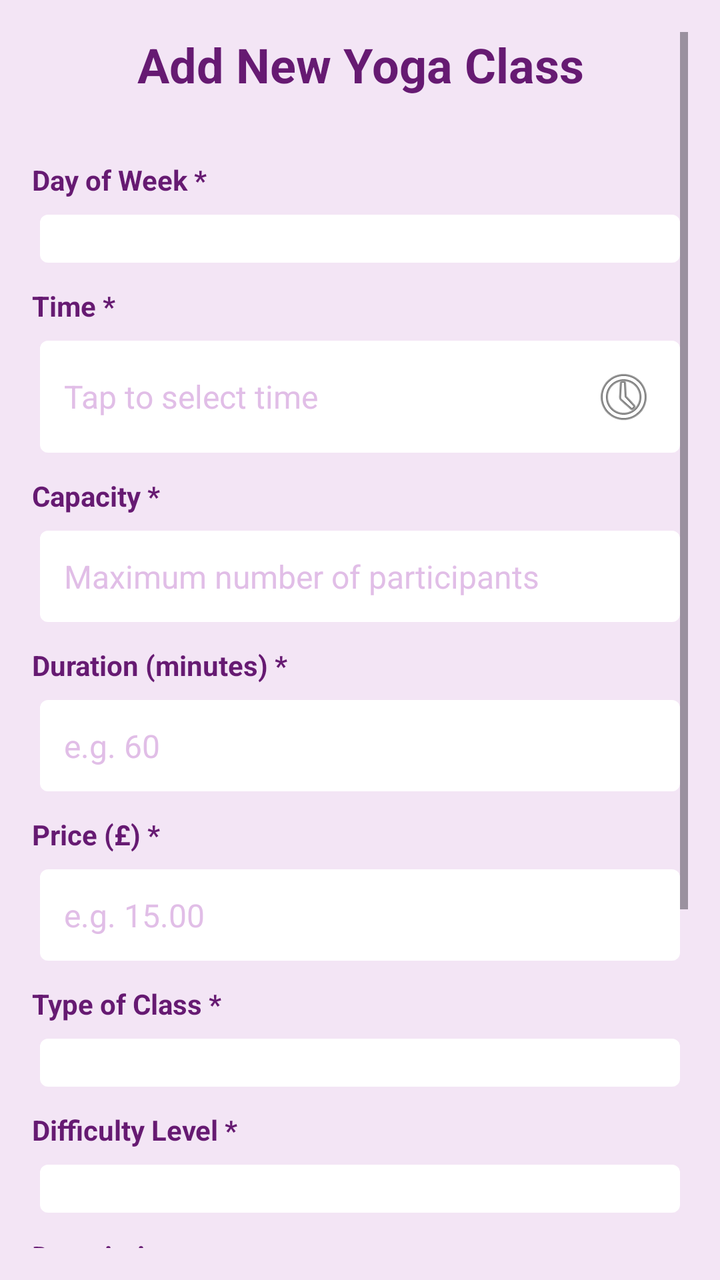
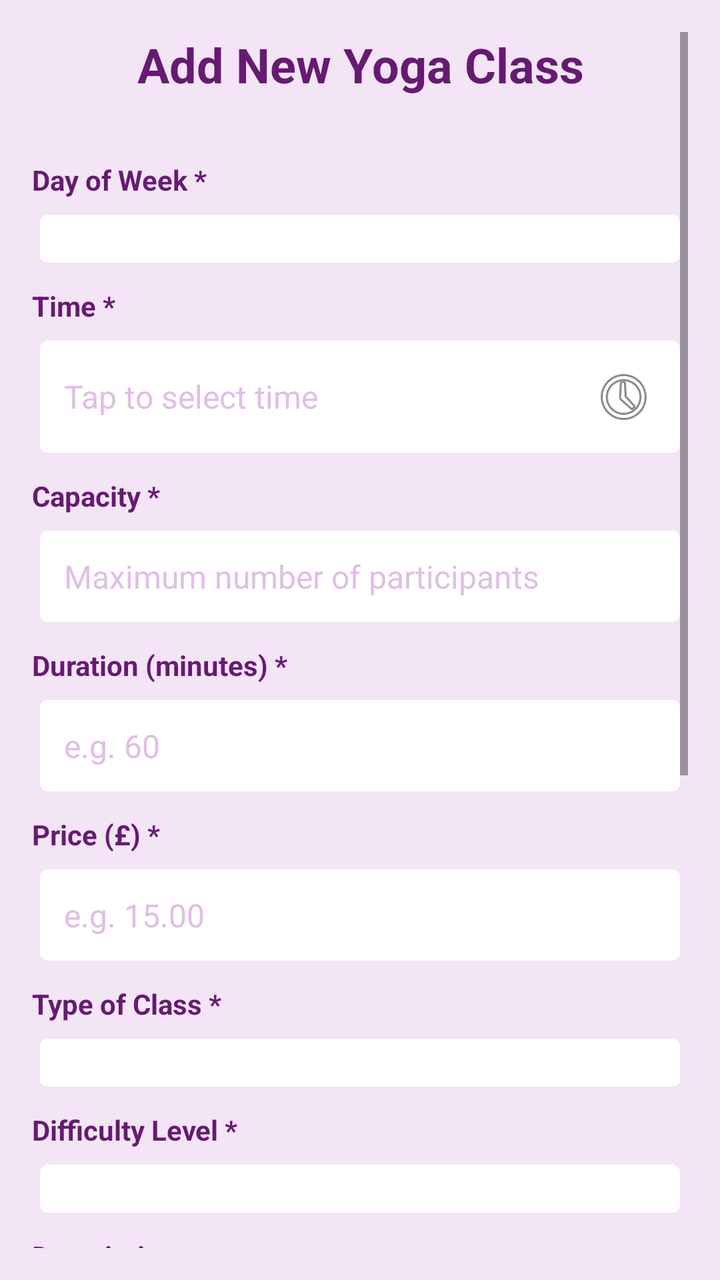

Before-and-after screenshots of an Android layout around one commit, followed by the original layout XML and the change that was made.
<!-- AndroidManifest.xml: application theme Theme.Yogaadminapp -->
<!-- res/layout/activity_add_yoga_class.xml -->
<?xml version="1.0" encoding="utf-8"?>
<ScrollView xmlns:android="http://schemas.android.com/apk/res/android"
    android:layout_width="match_parent"
    android:layout_height="match_parent"
    android:background="@color/light_purple"
    android:padding="16dp">

    <LinearLayout
        android:layout_width="match_parent"
        android:layout_height="wrap_content"
        android:orientation="vertical">

        
        <TextView
            android:layout_width="match_parent"
            android:layout_height="wrap_content"
            android:layout_marginBottom="24dp"
            android:gravity="center"
            android:text="Add New Yoga Class"
            android:textColor="@color/dark_purple"
            android:textSize="24sp"
            android:textStyle="bold" />

        
        <TextView
            style="@style/LabelStyle"
            android:layout_width="wrap_content"
            android:layout_height="wrap_content"
            android:text="Day of Week *" />

        <Spinner
            android:id="@+id/spinner_day_of_week"
            style="@style/SpinnerStyle"
            android:layout_width="match_parent"
            android:layout_height="wrap_content" />

        
        <TextView
            style="@style/LabelStyle"
            android:layout_width="wrap_content"
            android:layout_height="wrap_content"
            android:text="Time *" />

        <EditText
            android:id="@+id/et_time"
            style="@style/InputFieldStyle"
            android:layout_width="match_parent"
            android:layout_height="wrap_content"
            android:hint="Tap to select time"
            android:inputType="none"
            android:focusable="false"
            android:clickable="true"
            android:drawableEnd="@android:drawable/ic_menu_recent_history" />

        
        <TextView
            style="@style/LabelStyle"
            android:layout_width="wrap_content"
            android:layout_height="wrap_content"
            android:text="Capacity *" />

        <EditText
            android:id="@+id/et_capacity"
            style="@style/InputFieldStyle"
            android:layout_width="match_parent"
            android:layout_height="wrap_content"
            android:hint="Maximum number of participants"
            android:inputType="number" />

        
        <TextView
            style="@style/LabelStyle"
            android:layout_width="wrap_content"
            android:layout_height="wrap_content"
            android:text="Duration (minutes) *" />

        <EditText
            android:id="@+id/et_duration"
            style="@style/InputFieldStyle"
            android:layout_width="match_parent"
            android:layout_height="wrap_content"
            android:hint="e.g. 60"
            android:inputType="number" />

        
        <TextView
            style="@style/LabelStyle"
            android:layout_width="wrap_content"
            android:layout_height="wrap_content"
            android:text="Price (£) *" />

        <EditText
            android:id="@+id/et_price"
            style="@style/InputFieldStyle"
            android:layout_width="match_parent"
            android:layout_height="wrap_content"
            android:hint="e.g. 15.00"
            android:inputType="numberDecimal" />

        
        <TextView
            style="@style/LabelStyle"
            android:layout_width="wrap_content"
            android:layout_height="wrap_content"
            android:text="Type of Class *" />

        <Spinner
            android:id="@+id/spinner_class_type"
            style="@style/SpinnerStyle"
            android:layout_width="match_parent"
            android:layout_height="wrap_content" />

        
        <TextView
            style="@style/LabelStyle"
            android:layout_width="wrap_content"
            android:layout_height="wrap_content"
            android:text="Difficulty Level *" />

        <Spinner
            android:id="@+id/spinner_difficulty"
            style="@style/SpinnerStyle"
            android:layout_width="match_parent"
            android:layout_height="wrap_content" />

        
        <TextView
            style="@style/LabelStyle"
            android:layout_width="wrap_content"
            android:layout_height="wrap_content"
            android:text="Description" />

        <EditText
            android:id="@+id/et_description"
            style="@style/InputFieldStyle"
            android:layout_width="match_parent"
            android:layout_height="120dp"
            android:gravity="top|start"
            android:hint="Additional details about the class (optional)"
            android:inputType="textMultiLine"
            android:maxLines="5" />

        
        <TextView
            android:layout_width="match_parent"
            android:layout_height="wrap_content"
            android:layout_marginTop="16dp"
            android:text="* Required fields"
            android:textColor="@color/warning_red"
            android:textSize="12sp"
            android:textStyle="italic" />

        
        <LinearLayout
            android:layout_width="match_parent"
            android:layout_height="wrap_content"
            android:layout_marginTop="24dp"
            android:orientation="horizontal">

            <Button
                android:id="@+id/btn_cancel"
                style="@style/ButtonStyle"
                android:layout_width="0dp"
                android:layout_height="wrap_content"
                android:layout_marginEnd="8dp"
                android:layout_weight="1"
                android:text="Cancel" />

            <Button
                android:id="@+id/btn_confirm"
                style="@style/ButtonStyle"
                android:layout_width="0dp"
                android:layout_height="wrap_content"
                android:layout_marginStart="8dp"
                android:layout_weight="1"
                android:text="Continue" />

        </LinearLayout>

    </LinearLayout>

</ScrollView>
<!-- resources referenced by this layout -->
<resources>
  <color name="dark_purple">#661a72</color>
  <color name="light_purple">#F3E5F5</color>
  <color name="warning_red">#F44336</color>
  <style name="ButtonStyle">
          <item name="android:background">@drawable/button_background</item>
          <item name="android:textColor">@color/dark_purple</item>
          <item name="android:textSize">16sp</item>
          <item name="android:padding">16dp</item>
          <item name="android:layout_margin">4dp</item>
          <item name="android:textAllCaps">false</item>
          <item name="android:elevation">0dp</item>
          <item name="android:translationZ">0dp</item>
          <item name="android:stateListAnimator">@null</item>
          <item name="backgroundTint">@null</item>
          <item name="android:backgroundTint">@null</item>
      </style>
  <style name="InputFieldStyle">
          <item name="android:background">@drawable/input_background</item>
          <item name="android:padding">12dp</item>
          <item name="android:textSize">16sp</item>
          <item name="android:textColor">@color/medium_purple</item>
          <item name="android:textColorHint">@color/light_purple_2</item>
          <item name="android:layout_margin">4dp</item>
      </style>
  <style name="LabelStyle">
          <item name="android:textColor">@color/dark_purple</item>
          <item name="android:textSize">14sp</item>
          <item name="android:textStyle">bold</item>
          <item name="android:layout_marginTop">8dp</item>
          <item name="android:layout_marginBottom">4dp</item>
      </style>
  <style name="SpinnerStyle" parent="InputFieldStyle">
          <item name="android:textColor">@color/medium_purple</item>
          <item name="android:textSize">16sp</item>
      </style>
  <style name="Theme.Yogaadminapp" parent="Base.Theme.Yogaadminapp" />
  <!-- drawable button_background (drawable) -->
  <?xml version="1.0" encoding="utf-8"?>
  <shape xmlns:android="http://schemas.android.com/apk/res/android">
      <solid android:color="@color/accent_blue" />
      <corners android:radius="8dp" />
      <stroke
          android:width="2dp"
          android:color="@color/accent_blue" />
  </shape>
  <!-- drawable input_background (drawable) -->
  <?xml version="1.0" encoding="utf-8"?>
  <shape xmlns:android="http://schemas.android.com/apk/res/android">
      <solid android:color="@color/white" />
      <corners android:radius="4dp" />
  </shape>
  <color name="medium_purple">#9C27B0</color>
  <color name="light_purple_2">#E1BEE7</color>
  <style name="Base.Theme.Yogaadminapp" parent="Theme.Material3.DayNight.NoActionBar">
          
          
          
          
          <item name="android:windowContentTransitions">false</item>
          <item name="android:windowActivityTransitions">false</item>
      </style>
  <color name="accent_blue">#def4f7</color>
  <color name="white">#FFFFFFFF</color>
</resources>

<!-- the commit's change to res/layout/activity_add_yoga_class.xml (unified diff, before → after) -->
@@ -142,6 +142,52 @@
 
         
         <TextView
+            style="@style/LabelStyle"
+            android:layout_width="wrap_content"
+            android:layout_height="wrap_content"
+            android:layout_marginTop="16dp"
+            android:text="Location" />
+
+        <LinearLayout
+            android:layout_width="match_parent"
+            android:layout_height="wrap_content"
+            android:orientation="horizontal"
+            android:layout_marginBottom="8dp">
+
+            <Button
+                android:id="@+id/btn_get_location"
+                style="@style/ButtonStyleSecondary"
+                android:layout_width="wrap_content"
+                android:layout_height="wrap_content"
+                android:layout_marginEnd="8dp"
+                android:text="📍 Get Current Location"
+                android:textSize="14sp" />
+
+            <TextView
+                android:id="@+id/tv_location_status"
+                android:layout_width="0dp"
+                android:layout_height="wrap_content"
+                android:layout_weight="1"
+                android:layout_gravity="center_vertical"
+                android:text="Tap to detect location automatically"
+                android:textSize="12sp"
+                android:textColor="@color/dark_gray"
+                android:textStyle="italic" />
+
+        </LinearLayout>
+
+        <EditText
+            android:id="@+id/et_location_address"
+            style="@style/InputFieldStyle"
+            android:layout_width="match_parent"
+            android:layout_height="wrap_content"
+            android:hint="Location will be detected automatically"
+            android:inputType="textMultiLine"
+            android:maxLines="3"
+            android:enabled="false" />
+
+        
+        <TextView
             android:layout_width="match_parent"
             android:layout_height="wrap_content"
             android:layout_marginTop="16dp"
<!-- resource entries referenced after the edit -->
@@ -1,5 +1,6 @@
 <!-- resources referenced by this layout -->
 <resources>
+  <color name="dark_gray">#424242</color>
   <color name="dark_purple">#661a72</color>
   <color name="light_purple">#F3E5F5</color>
   <color name="warning_red">#F44336</color>
@@ -15,6 +16,11 @@
           <item name="android:stateListAnimator">@null</item>
           <item name="backgroundTint">@null</item>
           <item name="android:backgroundTint">@null</item>
+      </style>
+  <style name="ButtonStyleSecondary" parent="ButtonStyle">
+          <item name="android:textColor">@color/dark_purple</item>
+          <item name="android:background">@drawable/input_background</item>
+          <item name="android:backgroundTint">@color/accent_green</item>
       </style>
   <style name="InputFieldStyle">
           <item name="android:background">@drawable/input_background</item>
@@ -51,6 +57,7 @@
       <solid android:color="@color/white" />
       <corners android:radius="4dp" />
   </shape>
+  <color name="accent_green">#defce3</color>
   <color name="medium_purple">#9C27B0</color>
   <color name="light_purple_2">#E1BEE7</color>
   <style name="Base.Theme.Yogaadminapp" parent="Theme.Material3.DayNight.NoActionBar">
